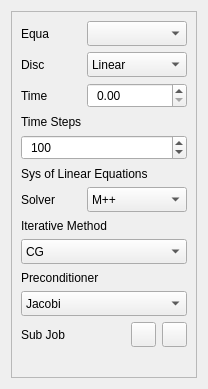
Qt form starter/FENGSim/FEM/FEMDockWidget.ui (OpenDigitalTwin-Dev/FENGSim) before a commit.
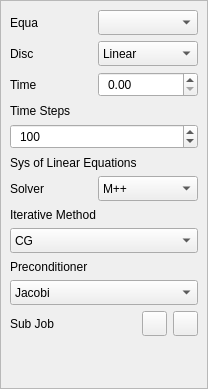
The same form after that commit. Icons and pictures are not drawn.

```diff
--- a/starter/FENGSim/FEM/FEMDockWidget.ui
+++ b/starter/FENGSim/FEM/FEMDockWidget.ui
@@ -14,6 +14,18 @@
    <string>Form</string>
   </property>
   <layout class="QVBoxLayout" name="verticalLayout">
+   <property name="leftMargin">
+    <number>0</number>
+   </property>
+   <property name="topMargin">
+    <number>0</number>
+   </property>
+   <property name="rightMargin">
+    <number>0</number>
+   </property>
+   <property name="bottomMargin">
+    <number>0</number>
+   </property>
    <item>
     <widget class="QFrame" name="frame">
      <property name="frameShape">
```
